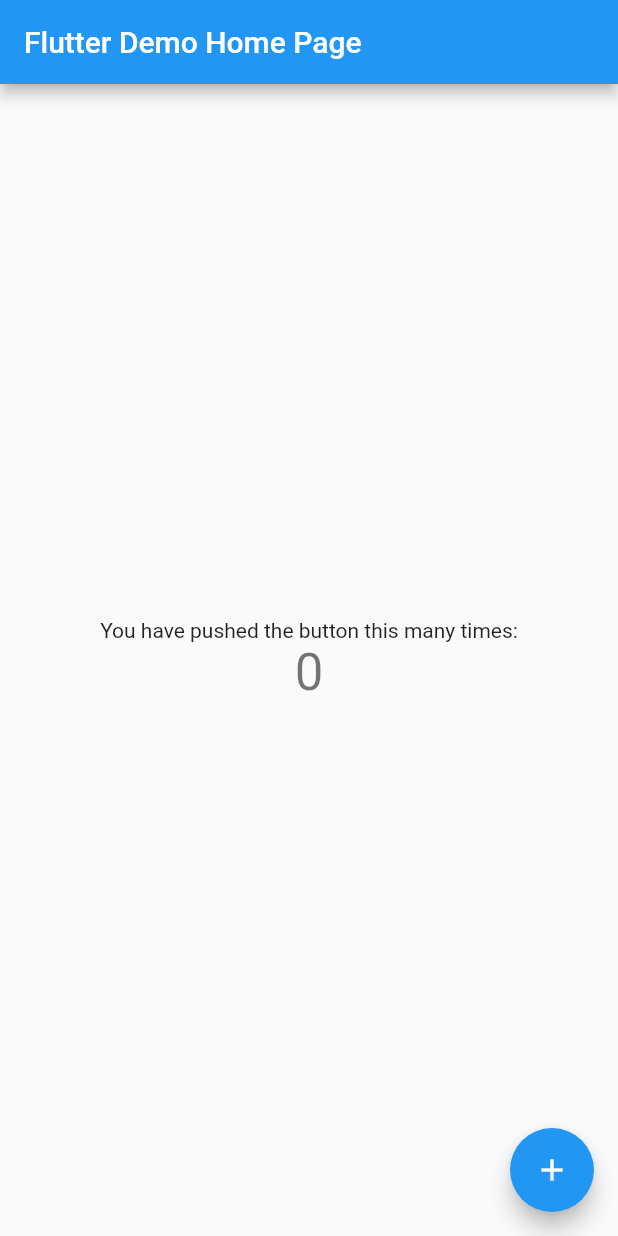
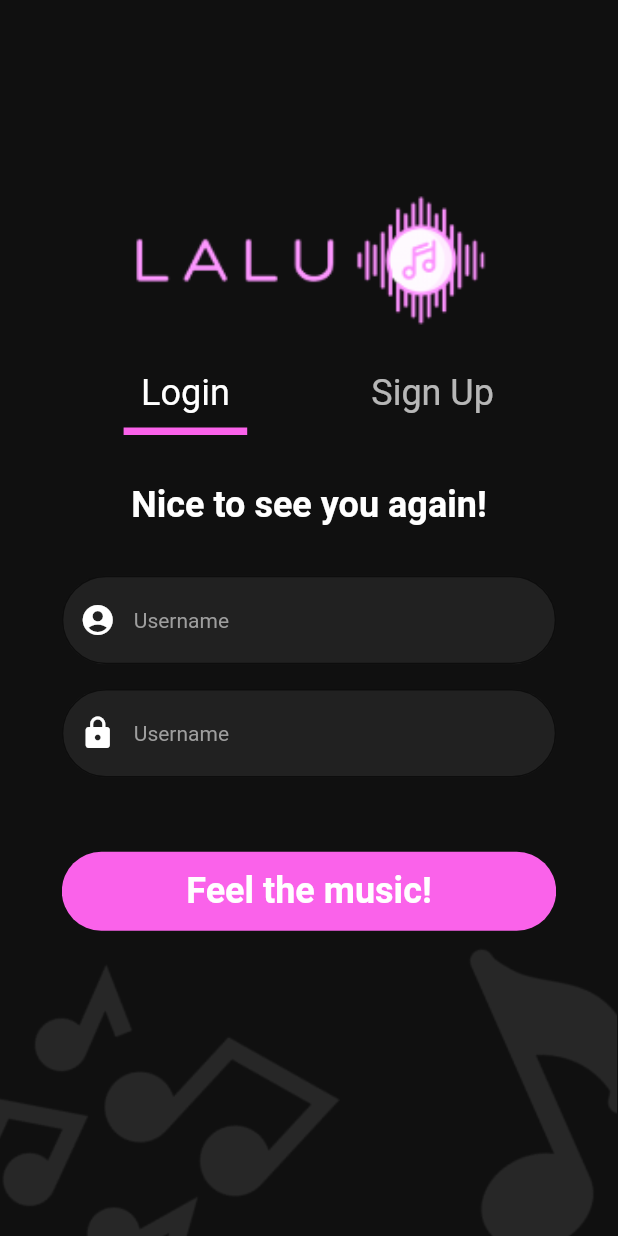
Before and after one commit to mbolanoss/lalu_ma, a Flutter app: the screen it shows after launch, on a phone screen of 412 x 824 dp. Run offline on Flutter 3.47's test engine with Material 2 defaults, Android fonts, the phone set to English and light mode, and no system bars; our stand-ins replace google_fonts.

Commit message:
Created project structure and login page UI
Logic is pending, and also register tab view

```diff
--- a/lalu/lib/main.dart
+++ b/lalu/lib/main.dart
@@ -1,4 +1,6 @@
 import 'package:flutter/material.dart';
+import 'package:lalu/resources/custom_theme.dart';
+import 'package:lalu/view/login_register_view/login_register_screen.dart';
 
 void main() {
   runApp(const MyApp());
@@ -7,109 +9,15 @@
 class MyApp extends StatelessWidget {
   const MyApp({Key? key}) : super(key: key);
 
-  // This widget is the root of your application.
   @override
   Widget build(BuildContext context) {
     return MaterialApp(
-      title: 'Flutter Demo',
-      theme: ThemeData(
-        // This is the theme of your application.
-        //
-        // Try running your application with "flutter run". You'll see the
-        // application has a blue toolbar. Then, without quitting the app, try
-        // changing the primarySwatch below to Colors.green and then invoke
-        // "hot reload" (press "r" in the console where you ran "flutter run",
-        // or simply save your changes to "hot reload" in a Flutter IDE).
-        // Notice that the counter didn't reset back to zero; the application
-        // is not restarted.
-        primarySwatch: Colors.blue,
-      ),
-      home: const MyHomePage(title: 'Flutter Demo Home Page'),
+      debugShowCheckedModeBanner: false,
+      theme: customTheme,
+      initialRoute: LoginRegisterScreen.route,
+      routes: {
+        LoginRegisterScreen.route: (_) => const LoginRegisterScreen(),
+      },
     );
   }
 }
-
-class MyHomePage extends StatefulWidget {
-  const MyHomePage({Key? key, required this.title}) : super(key: key);
-
-  // This widget is the home page of your application. It is stateful, meaning
-  // that it has a State object (defined below) that contains fields that affect
-  // how it looks.
-
-  // This class is the configuration for the state. It holds the values (in this
-  // case the title) provided by the parent (in this case the App widget) and
-  // used by the build method of the State. Fields in a Widget subclass are
-  // always marked "final".
-
-  final String title;
-
-  @override
-  State<MyHomePage> createState() => _MyHomePageState();
-}
-
-class _MyHomePageState extends State<MyHomePage> {
-  int _counter = 0;
-
-  void _incrementCounter() {
-    setState(() {
-      // This call to setState tells the Flutter framework that something has
-      // changed in this State, which causes it to rerun the build method below
-      // so that the display can reflect the updated values. If we changed
-      // _counter without calling setState(), then the build method would not be
-      // called again, and so nothing would appear to happen.
-      _counter++;
-    });
-  }
-
-  @override
-  Widget build(BuildContext context) {
-    // This method is rerun every time setState is called, for instance as done
-    // by the _incrementCounter method above.
-    //
-    // The Flutter framework has been optimized to make rerunning build methods
-    // fast, so that you can just rebuild anything that needs updating rather
-    // than having to individually change instances of widgets.
-    return Scaffold(
-      appBar: AppBar(
-        // Here we take the value from the MyHomePage object that was created by
-        // the App.build method, and use it to set our appbar title.
-        title: Text(widget.title),
-      ),
-      body: Center(
-        // Center is a layout widget. It takes a single child and positions it
-        // in the middle of the parent.
-        child: Column(
-          // Column is also a layout widget. It takes a list of children and
-          // arranges them vertically. By default, it sizes itself to fit its
-          // children horizontally, and tries to be as tall as its parent.
-          //
-          // Invoke "debug painting" (press "p" in the console, choose the
-          // "Toggle Debug Paint" action from the Flutter Inspector in Android
-          // Studio, or the "Toggle Debug Paint" command in Visual Studio Code)
-          // to see the wireframe for each widget.
-          //
-          // Column has various properties to control how it sizes itself and
-          // how it positions its children. Here we use mainAxisAlignment to
-          // center the children vertically; the main axis here is the vertical
-          // axis because Columns are vertical (the cross axis would be
-          // horizontal).
-          mainAxisAlignment: MainAxisAlignment.center,
-          children: <Widget>[
-            const Text(
-              'You have pushed the button this many times:',
-            ),
-            Text(
-              '$_counter',
-              style: Theme.of(context).textTheme.headline4,
-            ),
-          ],
-        ),
-      ),
-      floatingActionButton: FloatingActionButton(
-        onPressed: _incrementCounter,
-        tooltip: 'Increment',
-        child: const Icon(Icons.add),
-      ), // This trailing comma makes auto-formatting nicer for build methods.
-    );
-  }
-}
--- /dev/null
+++ b/lalu/lib/resources/colors.dart
@@ -0,0 +1,17 @@
+import 'package:flutter/material.dart';
+
+/* Map<int, Color> secondaryBackgroundColorMap = {
+  50: Color.fromRGBO(16, 16, 16, .1),
+  100: Color.fromRGBO(16, 16, 16, .2),
+  200: Color.fromRGBO(16, 16, 16, .3),
+  300: Color.fromRGBO(16, 16, 16, .4),
+  400: Color.fromRGBO(16, 16, 16, .5),
+  500: Color.fromRGBO(16, 16, 16, .6),
+  600: Color.fromRGBO(16, 16, 16, .7),
+  700: Color.fromRGBO(16, 16, 16, .8),
+  800: Color.fromRGBO(16, 16, 16, .9),
+  900: Color.fromRGBO(16, 16, 16, 1),
+}; */
+
+const darkGray = Color(0xFF101010);
+const lightPink = Color(0xFFFA62EA);
--- /dev/null
+++ b/lalu/lib/resources/custom_theme.dart
@@ -0,0 +1,9 @@
+import 'package:flutter/material.dart';
+import 'package:google_fonts/google_fonts.dart';
+
+ThemeData customTheme = ThemeData(
+  textTheme: GoogleFonts.robotoTextTheme().apply(
+    displayColor: Colors.white,
+    bodyColor: Colors.white,
+  ),
+);
--- /dev/null
+++ b/lalu/lib/view/login_register_view/login_form.dart
@@ -0,0 +1,110 @@
+import 'package:flutter/material.dart';
+import 'package:lalu/resources/colors.dart';
+
+class LoginForm extends StatelessWidget {
+  const LoginForm({
+    Key? key,
+  }) : super(key: key);
+
+  @override
+  Widget build(BuildContext context) {
+    final screenSize = MediaQuery.of(context).size;
+
+    return Form(
+      child: Column(
+        children: [
+          //Username
+          Container(
+            margin: EdgeInsets.only(
+              top: screenSize.height * 0.02,
+              bottom: screenSize.height * 0.01,
+            ),
+            child: LoginFormField(
+              hintText: 'Username',
+              isPassword: false,
+            ),
+          ),
+
+          //Password
+          Container(
+            margin: EdgeInsets.only(
+              top: screenSize.height * 0.01,
+              bottom: screenSize.height * 0.02,
+            ),
+            child: const LoginFormField(
+              hintText: 'Password',
+              isPassword: true,
+            ),
+          ),
+
+          //Login button
+          Container(
+            margin: EdgeInsets.only(top: screenSize.height * 0.04),
+            width: double.infinity,
+            child: ElevatedButton(
+              style: ElevatedButton.styleFrom(
+                elevation: 0,
+                primary: lightPink,
+                shape: const StadiumBorder(),
+                padding:
+                    EdgeInsets.symmetric(vertical: screenSize.height * 0.015),
+              ),
+              child: Text(
+                'Feel the music!',
+                style: Theme.of(context).textTheme.bodyMedium!.copyWith(
+                      fontSize: 24,
+                      fontWeight: FontWeight.bold,
+                    ),
+              ),
+              onPressed: () {},
+            ),
+          ),
+        ],
+      ),
+    );
+  }
+}
+
+class LoginFormField extends StatelessWidget {
+  final String hintText;
+  final String? Function(String?)? validator;
+  final bool isPassword;
+
+  const LoginFormField({
+    Key? key,
+    required this.hintText,
+    this.validator,
+    required this.isPassword,
+  }) : super(key: key);
+
+  @override
+  Widget build(BuildContext context) {
+    return TextFormField(
+      validator: validator,
+      obscureText: isPassword,
+      enableSuggestions: !isPassword,
+      autocorrect: !isPassword,
+      cursorColor: lightPink,
+      decoration: InputDecoration(
+        hintText: 'Username',
+        hintStyle: Theme.of(context)
+            .textTheme
+            .bodyMedium!
+            .copyWith(color: Colors.grey),
+        border: OutlineInputBorder(
+          borderRadius: BorderRadius.circular(50),
+        ),
+        prefixIcon: Icon(
+          isPassword ? Icons.lock : Icons.account_circle,
+          color: Colors.white,
+        ),
+        focusedBorder: OutlineInputBorder(
+          borderRadius: BorderRadius.circular(50),
+          borderSide: const BorderSide(color: lightPink, width: 2),
+        ),
+        filled: true,
+        fillColor: Colors.grey[900],
+      ),
+    );
+  }
+}
--- /dev/null
+++ b/lalu/lib/view/login_register_view/login_register_screen.dart
@@ -0,0 +1,63 @@
+import 'package:flutter/material.dart';
+import 'package:lalu/resources/colors.dart';
+import 'package:lalu/view/login_register_view/login_register_tabs.dart';
+
+class LoginRegisterScreen extends StatelessWidget {
+  const LoginRegisterScreen({Key? key}) : super(key: key);
+
+  static const route = 'login_register';
+
+  @override
+  Widget build(BuildContext context) {
+    final screenSize = MediaQuery.of(context).size;
+
+    return Scaffold(
+      backgroundColor: darkGray,
+      body: SingleChildScrollView(
+        child: Stack(
+          children: [
+            //Main content
+            Container(
+              margin: EdgeInsets.symmetric(
+                vertical: screenSize.height * 0.15,
+                horizontal: screenSize.width * 0.1,
+              ),
+              child: Column(
+                children: [
+                  //Logo
+                  Container(
+                    margin: EdgeInsets.only(bottom: screenSize.height * 0.02),
+                    width: screenSize.width * 0.6,
+                    child: const Image(
+                      image: AssetImage('assets/images/lalu_logo.png'),
+                      fit: BoxFit.cover,
+                    ),
+                  ),
+                  const LoginRegisterTabs(),
+                ],
+              ),
+            ),
+
+            //Background imgs
+            Positioned(
+              top: screenSize.height * 0.72,
+              left: screenSize.width * 0.55,
+              child: const Image(
+                image: AssetImage('assets/images/music_note.png'),
+                fit: BoxFit.cover,
+              ),
+            ),
+            Positioned(
+              top: screenSize.height * 0.75,
+              right: screenSize.width * 0.45,
+              child: const Image(
+                image: AssetImage('assets/images/music_notes.png'),
+                fit: BoxFit.cover,
+              ),
+            ),
+          ],
+        ),
+      ),
+    );
+  }
+}
--- /dev/null
+++ b/lalu/lib/view/login_register_view/login_register_tabs.dart
@@ -0,0 +1,75 @@
+import 'package:flutter/material.dart';
+import 'package:lalu/resources/colors.dart';
+import 'package:lalu/view/login_register_view/login_tabview.dart';
+import 'package:lalu/view/login_register_view/register_tabview.dart';
+
+class LoginRegisterTabs extends StatefulWidget {
+  const LoginRegisterTabs({Key? key}) : super(key: key);
+
+  @override
+  State<LoginRegisterTabs> createState() => _LoginRegisterTabsState();
+}
+
+class _LoginRegisterTabsState extends State<LoginRegisterTabs>
+    with TickerProviderStateMixin {
+  late TabController tabController;
+
+  @override
+  void initState() {
+    tabController = TabController(length: 2, vsync: this);
+    super.initState();
+  }
+
+  @override
+  void dispose() {
+    tabController.dispose();
+    super.dispose();
+  }
+
+  @override
+  Widget build(BuildContext context) {
+    TabController tabController = TabController(length: 2, vsync: this);
+
+    final screenSize = MediaQuery.of(context).size;
+
+    return Column(
+      children: [
+        //Tabs
+        TabBar(
+          tabs: const [
+            Tab(text: 'Login'),
+            Tab(text: 'Sign Up'),
+          ],
+          indicatorColor: lightPink,
+          indicatorWeight: 5,
+          indicatorPadding: EdgeInsets.symmetric(
+            horizontal: screenSize.width * 0.1,
+          ),
+          labelStyle: Theme.of(context).textTheme.bodyMedium!.copyWith(
+                fontSize: 24,
+              ),
+          controller: tabController,
+        ),
+
+        //Tabs content
+        SizedBox(
+          width: double.infinity,
+          height: screenSize.height * 0.5,
+          child: TabBarView(
+            controller: tabController,
+            children: [
+              Container(
+                margin: EdgeInsets.only(top: screenSize.height * 0.02),
+                child: LoginTabView(),
+              ),
+              Container(
+                margin: EdgeInsets.only(top: screenSize.height * 0.02),
+                child: RegisterTabView(),
+              ),
+            ],
+          ),
+        ),
+      ],
+    );
+  }
+}
--- /dev/null
+++ b/lalu/lib/view/login_register_view/login_tabview.dart
@@ -0,0 +1,29 @@
+import 'package:flutter/material.dart';
+import 'package:lalu/resources/colors.dart';
+
+import 'login_form.dart';
+
+class LoginTabView extends StatelessWidget {
+  const LoginTabView({Key? key}) : super(key: key);
+
+  @override
+  Widget build(BuildContext context) {
+    final screenSize = MediaQuery.of(context).size;
+
+    return Column(
+      children: [
+        Container(
+          margin: EdgeInsets.symmetric(vertical: screenSize.height * 0.02),
+          child: Text(
+            'Nice to see you again!',
+            style: Theme.of(context).textTheme.bodyMedium!.copyWith(
+                  fontSize: 24,
+                  fontWeight: FontWeight.bold,
+                ),
+          ),
+        ),
+        const LoginForm(),
+      ],
+    );
+  }
+}
--- /dev/null
+++ b/lalu/lib/view/login_register_view/register_tabview.dart
@@ -0,0 +1,10 @@
+import 'package:flutter/material.dart';
+
+class RegisterTabView extends StatelessWidget {
+  const RegisterTabView({Key? key}) : super(key: key);
+
+  @override
+  Widget build(BuildContext context) {
+    return Text("Sign up tab");
+  }
+}
```
Also changed, not shown: lalu/pubspec.yaml (+8 -22 lines), lalu/assets/images/lalu_logo.png (added), lalu/assets/images/music_note.png (added), lalu/assets/images/music_notes.png (added), 1 other file.
